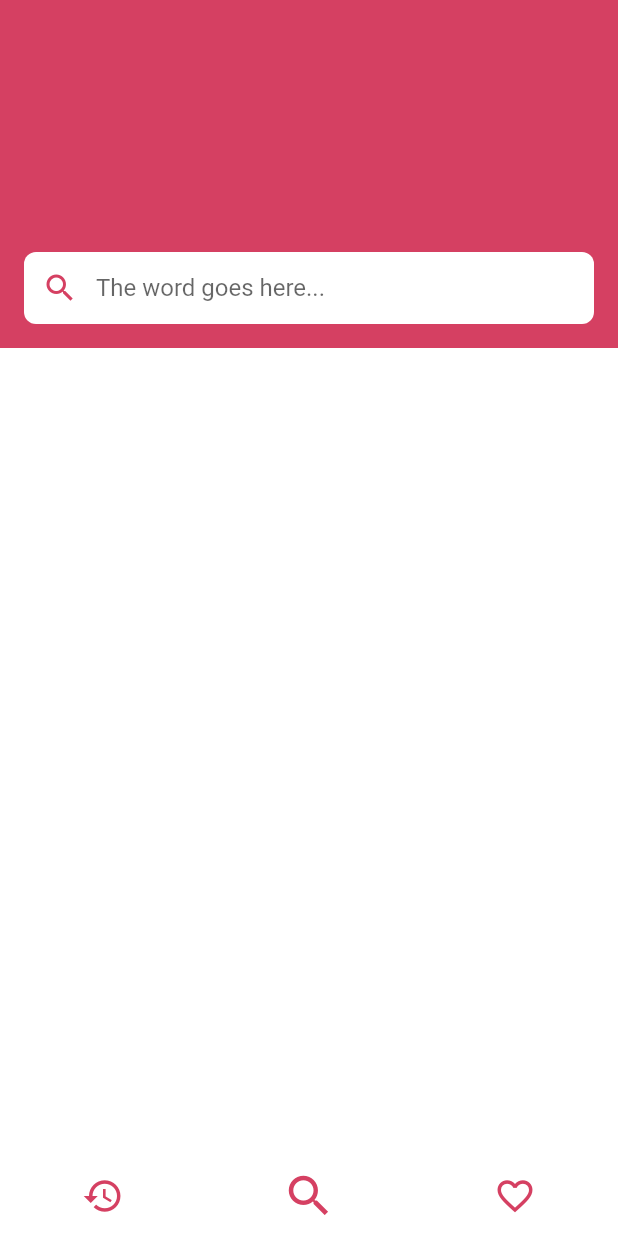
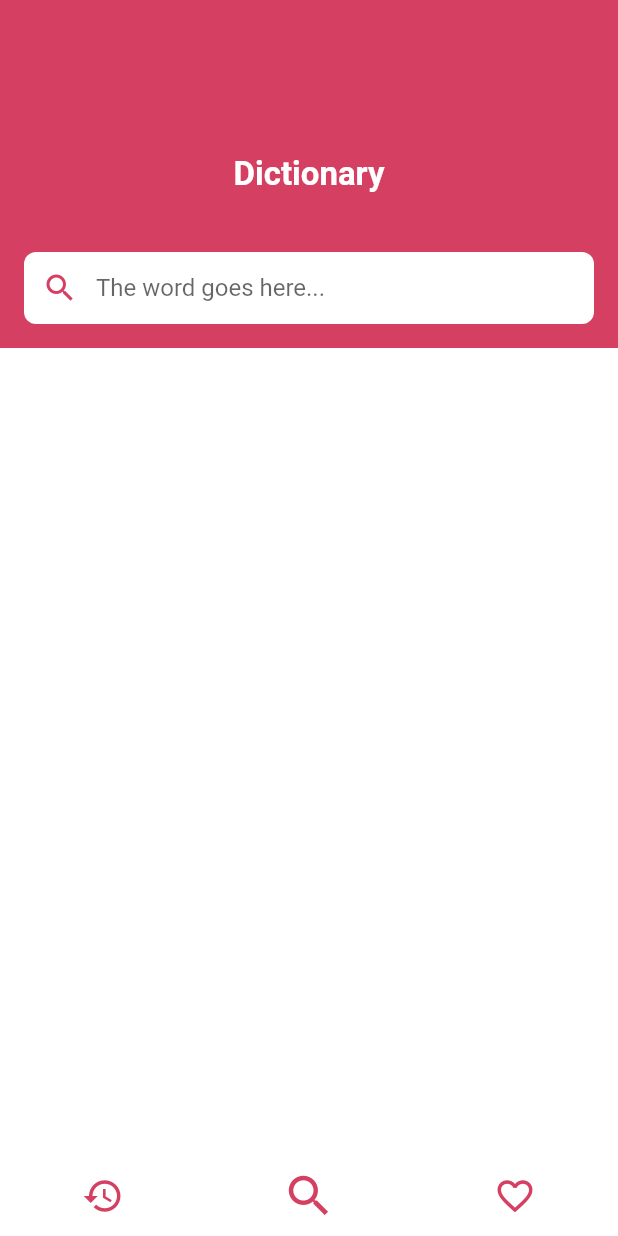
Before and after one commit to kabirnayeem99/flutter_offline_dictionary, a Flutter app: the screen it shows after launch, on a phone screen of 412 x 824 dp. Run offline on Flutter 3.47's test engine with Material 2 defaults, Android fonts, the phone set to English and light mode, and no system bars; our stand-ins replace hive; accounts and stored records are empty.

```diff
--- a/lib/main.dart
+++ b/lib/main.dart
@@ -1,7 +1,9 @@
 import 'package:flutter/material.dart';
 import 'package:flutter_offline_dictionary/screens/dictionary_screen.dart';
+import 'package:flutter_offline_dictionary/services/hive_helper.dart';
 
 void main() {
+  HiveHelper.hiveInitialise();
   runApp(MyApp());
 }
 
--- a/lib/screens/dictionary_screen.dart
+++ b/lib/screens/dictionary_screen.dart
@@ -23,7 +23,7 @@ class _DictionaryScreenState extends State<DictionaryScreen> {
     dictionaryScreenPageController.jumpToPage(page);
   }
 
-  Color determinColorOfNavigationBarItem(int pageNumber) {
+  Color _determinColorOfNavigationBarItem(int pageNumber) {
     Color navigationBarColor;
     if (pageNumber == 0) {
       navigationBarColor = Style.orangeColor;
@@ -37,7 +37,7 @@ class _DictionaryScreenState extends State<DictionaryScreen> {
     return navigationBarColor;
   }
 
-  double determineFontAndIconSizeOfItem(int pageNumber, int tabIcon) {
+  double _determineFontAndIconSizeOfItem(int pageNumber, int tabIcon) {
     double fontAndIconSize;
     if (pageNumber == tabIcon) {
       fontAndIconSize = 36.0;
@@ -56,6 +56,27 @@ class _DictionaryScreenState extends State<DictionaryScreen> {
   @override
   Widget build(BuildContext context) {
     return Scaffold(
+      appBar: AppBar(
+        centerTitle: true,
+        title: Align(
+          alignment: Alignment.bottomCenter,
+          child: Hero(
+            transitionOnUserGestures: true,
+            tag: "title",
+            child: Text(
+              "Dictionary",
+              style: TextStyle(
+                color: Colors.white,
+                fontWeight: FontWeight.bold,
+                fontSize: 22.0,
+              ),
+            ),
+          ),
+        ),
+        toolbarHeight: _page == 1 ? 0 : 50.0,
+        backgroundColor: _determinColorOfNavigationBarItem(_page),
+        elevation: _page == 1 ? 0.0 : 0.0,
+      ),
       bottomNavigationBar: CupertinoTabBar(
         border: Border(
           top: BorderSide.none,
@@ -68,22 +89,22 @@ class _DictionaryScreenState extends State<DictionaryScreen> {
           BottomNavigationBarItem(
             icon: Icon(
               Icons.history,
-              size: determineFontAndIconSizeOfItem(_page, 0),
-              color: determinColorOfNavigationBarItem(_page),
+              size: _determineFontAndIconSizeOfItem(_page, 0),
+              color: _determinColorOfNavigationBarItem(_page),
             ),
           ),
           BottomNavigationBarItem(
             icon: Icon(
               Icons.search,
-              color: determinColorOfNavigationBarItem(_page),
-              size: determineFontAndIconSizeOfItem(_page, 1),
+              color: _determinColorOfNavigationBarItem(_page),
+              size: _determineFontAndIconSizeOfItem(_page, 1),
             ),
           ),
           BottomNavigationBarItem(
             icon: Icon(
               Icons.favorite_border,
-              size: determineFontAndIconSizeOfItem(_page, 2),
-              color: determinColorOfNavigationBarItem(_page),
+              size: _determineFontAndIconSizeOfItem(_page, 2),
+              color: _determinColorOfNavigationBarItem(_page),
             ),
           ),
         ],
@@ -105,7 +126,23 @@ class _DictionaryScreenState extends State<DictionaryScreen> {
                     Container(
                       height: 200.0,
                       margin: EdgeInsets.all(16.0),
-                      child: Align(
+                      child: Stack(
+                        children: [
+                          Align(
+                            alignment: Alignment.center,
+                            child: Hero(
+                              tag: "title",
+                              child: Text(
+                                "Dictionary",
+                                style: TextStyle(
+                                  color: Colors.white,
+                                  fontWeight: FontWeight.bold,
+                                  fontSize: 22.0,
+                                ),
+                              ),
+                            ),
+                          ),
+                          Align(
                             alignment: Alignment.bottomCenter,
                             child: TextField(
                               autocorrect: true,
@@ -129,9 +166,14 @@ class _DictionaryScreenState extends State<DictionaryScreen> {
                                   hintText: "The word goes here..."),
                             ),
                           ),
+                        ],
+                      ),
                     ),
                     Expanded(
                       child: Container(
+                        constraints: new BoxConstraints.expand(
+                          height: 400.0,
+                        ),
                         color: Colors.white,
                       ),
                     ),
--- /dev/null
+++ b/lib/services/hive_helper.dart
@@ -0,0 +1,9 @@
+import 'package:hive/hive.dart';
+import 'package:path_provider/path_provider.dart';
+
+class HiveHelper {
+  static void hiveInitialise() async {
+    final databaseDir = await getApplicationDocumentsDirectory();
+    Hive.init(databaseDir.path);
+  }
+}
--- a/pubspec.yaml
+++ b/pubspec.yaml
@@ -13,10 +13,16 @@ dependencies:
     sdk: flutter
   cupertino_icons: ^0.1.3
   hive: ^1.4.3
+  hive_flutter: any
+  # For OS-specific directory paths
+  path_provider: any
+
 
 dev_dependencies:
   flutter_test:
     sdk: flutter
+  hive_generator: any
+  build_runner: any
 
 flutter:
   uses-material-design: true
```
Also changed, not shown: pubspec.lock. Lines whose indentation alone changed are shown as unchanged.
